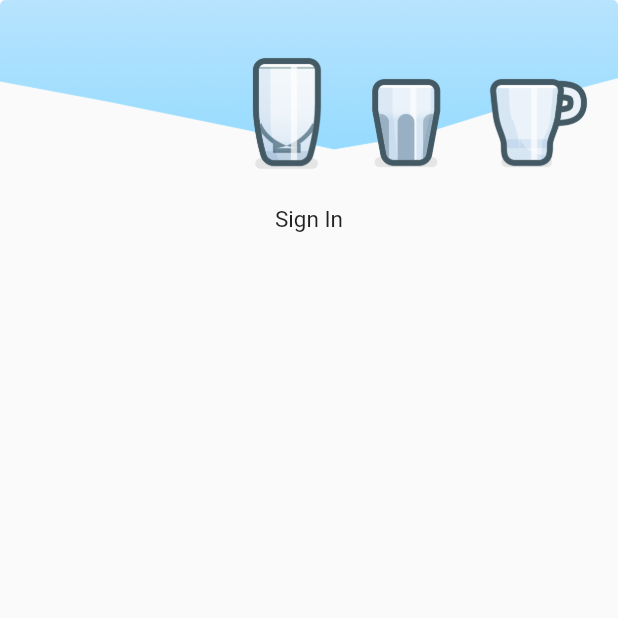
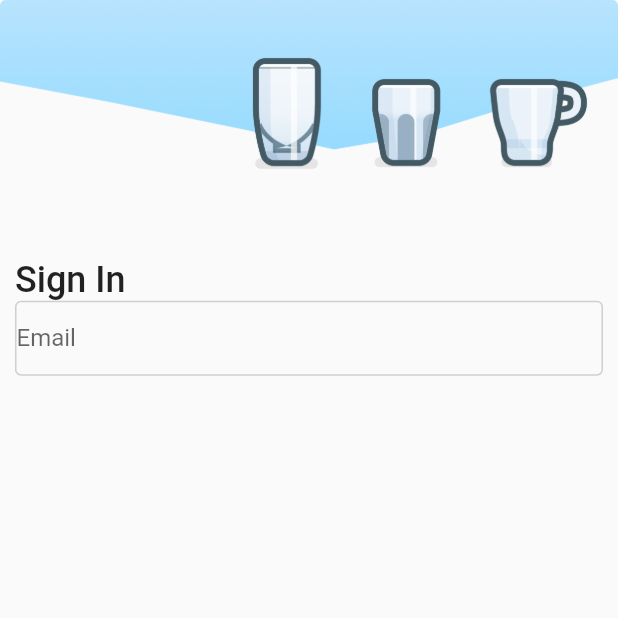
Before and after one commit to mroom-software/mr-smart-dock-mobile, a Flutter app: the screen it shows after launch, on a phone screen of 412 x 824 dp, the top half of it. Run offline on Flutter 3.47's test engine with Material 2 defaults, Android fonts, the phone set to English and light mode, and no system bars; Roboto replaces fonts that are missing (Avenir).

Commit message:
[Login screen] update

```diff
--- a/lib/routes.dart
+++ b/lib/routes.dart
@@ -15,7 +15,7 @@ class Routes extends StatelessWidget {
         buttonColor: Colors.white,
         fontFamily: 'Avenir',
         textTheme: TextTheme(
-          headline: TextStyle(fontSize: 22.0, fontStyle: FontStyle.normal,),
+          headline: TextStyle(fontSize: 24.0, fontWeight: FontWeight.w500,),
           body1: TextStyle(fontSize: 15.0, fontStyle: FontStyle.normal,),
           title: TextStyle(fontSize: 18.0, fontStyle: FontStyle.normal,),
           subtitle: TextStyle(fontSize: 13.0, fontStyle: FontStyle.normal,),
--- a/lib/screens/login.dart
+++ b/lib/screens/login.dart
@@ -7,23 +7,40 @@ class LoginScreen extends StatelessWidget {
   Widget build(BuildContext context) {
     return Scaffold(
       appBar: null,
-      body: Center(
+      body: SingleChildScrollView(
         child: Column(
           mainAxisAlignment: MainAxisAlignment.start,
           children: <Widget>[
-            Expanded(
-              flex: 1,
-              child: Align(
-                child: Image.asset('assets/top.png'),
-                alignment: Alignment.topCenter,
-              ),
+            Image.asset('assets/top.png'),
+            SizedBox(
+              height: 50,
             ),
-            Expanded(
-              flex: 5,
-              child: Align(
-                alignment: Alignment.topCenter,
-                child: Text(
-                  'Sign In'
+            Center(
+              child: Container(
+                padding: const EdgeInsets.all(10),
+                child: Column(
+                  children: <Widget>[
+                    Align(
+                      alignment: Alignment.centerLeft,
+                      child: Text(
+                        'Sign In',
+                        style: Theme.of(context).textTheme.headline,
+                      ),
+                    ),
+                    Container(
+                      decoration: BoxDecoration(
+                        border: Border.all(color: Theme.of(context).accentColor),
+                        borderRadius: BorderRadius.all(Radius.circular(4.0)),
+                      ),
+                      child: TextFormField(
+                        decoration: InputDecoration(
+                          border: InputBorder.none,
+                          hintText: 'Email',
+                        ),
+                      ),
+                    ),
+                  ],
+
                 ),
               ),
             ),
```
